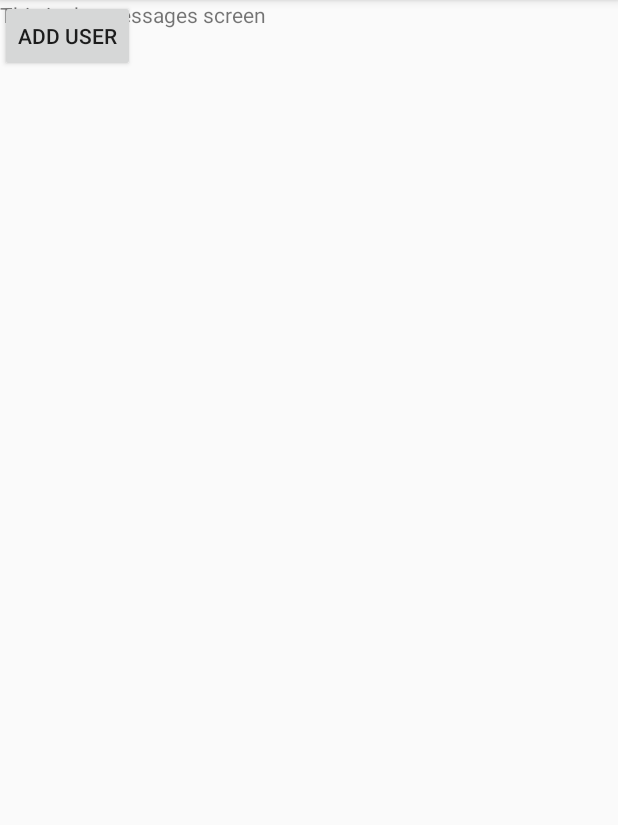
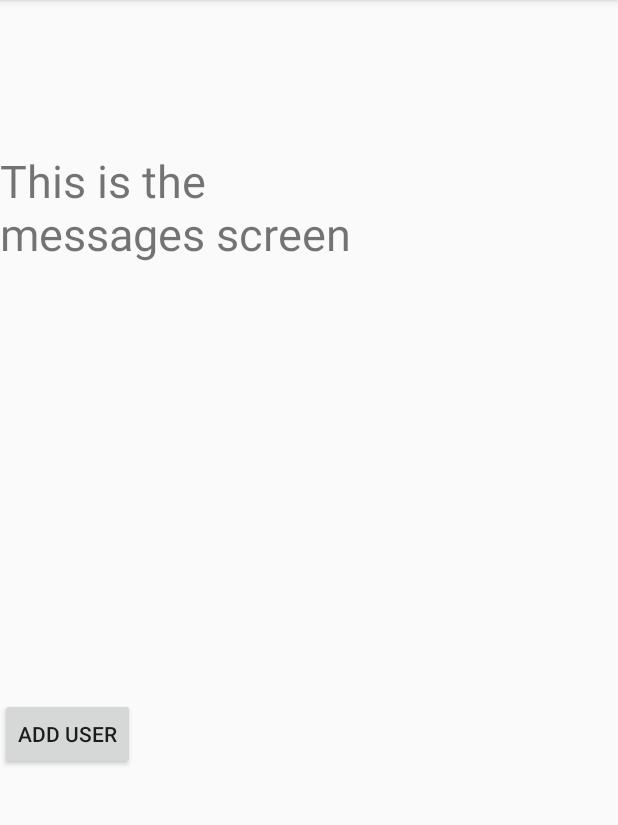
Before and after one commit to reccos0515/SS_4, an Android app: the screen it shows after launch (MainActivity), in the side drawer, after a tap on "Messages", on a phone screen of 412 x 824 dp, the part 84-909 px from its top. Run offline under Robolectric (Android 15) with nearby library versions, the phone set to English and light mode, and no system bars.

Commit message:
Added TextView to tests

```diff
--- a/app/src/main/java/com/conectar/conectar/MessagesFragment.java
+++ b/app/src/main/java/com/conectar/conectar/MessagesFragment.java
@@ -8,6 +8,8 @@ import android.support.v4.app.Fragment;
 import android.view.LayoutInflater;
 import android.view.View;
 import android.view.ViewGroup;
+import android.widget.TextView;
+import android.widget.Toast;
 
 import java.util.Timer;
 import java.util.TimerTask;
@@ -32,6 +34,8 @@ public class MessagesFragment extends Fragment {
     private String mParam2;
 
     private OnFragmentInteractionListener mListener;
+
+    TextView jsonTestMsg;
 
     public MessagesFragment() {
         // Required empty public constructor
@@ -81,7 +85,12 @@ public class MessagesFragment extends Fragment {
                         new TimerTask() {
                             @Override
                             public void run() {
-                                RequestJsonObject.postProfileRequest(getContext(), "");
+                                //RequestJsonObject.postProfileRequest(getContext(), "http://localhost/SS_4/echo.php");
+                                jsonTestMsg = (TextView) getView().findViewById(R.id.jsonTestMsg);
+                                RequestJsonObject.postProfileRequestJSON(getContext(), "http://localhost/SS_4/echo.php", jsonTestMsg);
+
+                                //Toast.makeText(getActivity(), "Thing Happened", Toast.LENGTH_SHORT).show();
+
                             }
                         }, 20000
                 );
--- a/app/src/main/res/layout/fragment_messages.xml
+++ b/app/src/main/res/layout/fragment_messages.xml
@@ -1,18 +1,35 @@
 <FrameLayout xmlns:android="http://schemas.android.com/apk/res/android"
+    xmlns:app="http://schemas.android.com/apk/res-auto"
     xmlns:tools="http://schemas.android.com/tools"
     android:layout_width="match_parent"
     android:layout_height="match_parent"
     tools:context="com.conectar.conectar.MessagesFragment">
 
     <!-- TODO: Update blank fragment layout -->
-    <TextView
+    <android.support.constraint.ConstraintLayout
         android:layout_width="match_parent"
-        android:layout_height="match_parent"
-        android:text="This is the messages screen" />
-    <Button
-        android:layout_width="wrap_content"
-        android:layout_height="wrap_content"
-        android:id="@+id/addUserReq"
-        android:text="Add user"/>
+        android:layout_height="match_parent">
+
+        <Button
+            android:id="@+id/addUserReq"
+            android:layout_width="wrap_content"
+            android:layout_height="wrap_content"
+            android:layout_marginBottom="8dp"
+            android:layout_marginTop="8dp"
+            android:text="Add user"
+            app:layout_constraintBottom_toBottomOf="parent"
+            app:layout_constraintTop_toBottomOf="@+id/jsonTestMsg"
+            tools:layout_editor_absoluteX="147dp" />
+
+        <TextView
+            android:id="@+id/jsonTestMsg"
+            android:layout_width="241dp"
+            android:layout_height="110dp"
+            android:layout_marginTop="100dp"
+            android:text="This is the messages screen"
+            android:textSize="30sp"
+            app:layout_constraintTop_toTopOf="parent"
+            tools:layout_editor_absoluteX="72dp" />
+    </android.support.constraint.ConstraintLayout>
 
 </FrameLayout>
```
Also changed, not shown: app/src/main/java/com/conectar/conectar/RequestJsonObject.java (+25 -5 lines), 1 other file.
